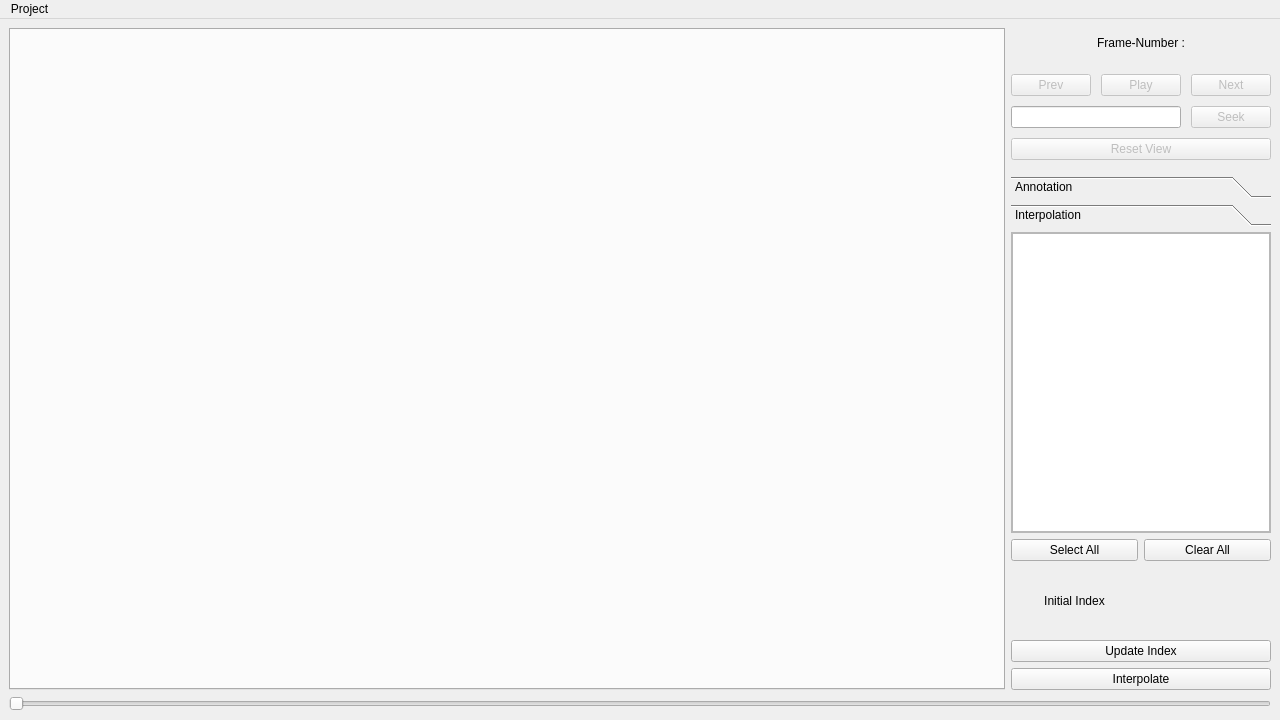
mahir1010/MuSeqPose, file Resources/main.ui: the form before one commit.
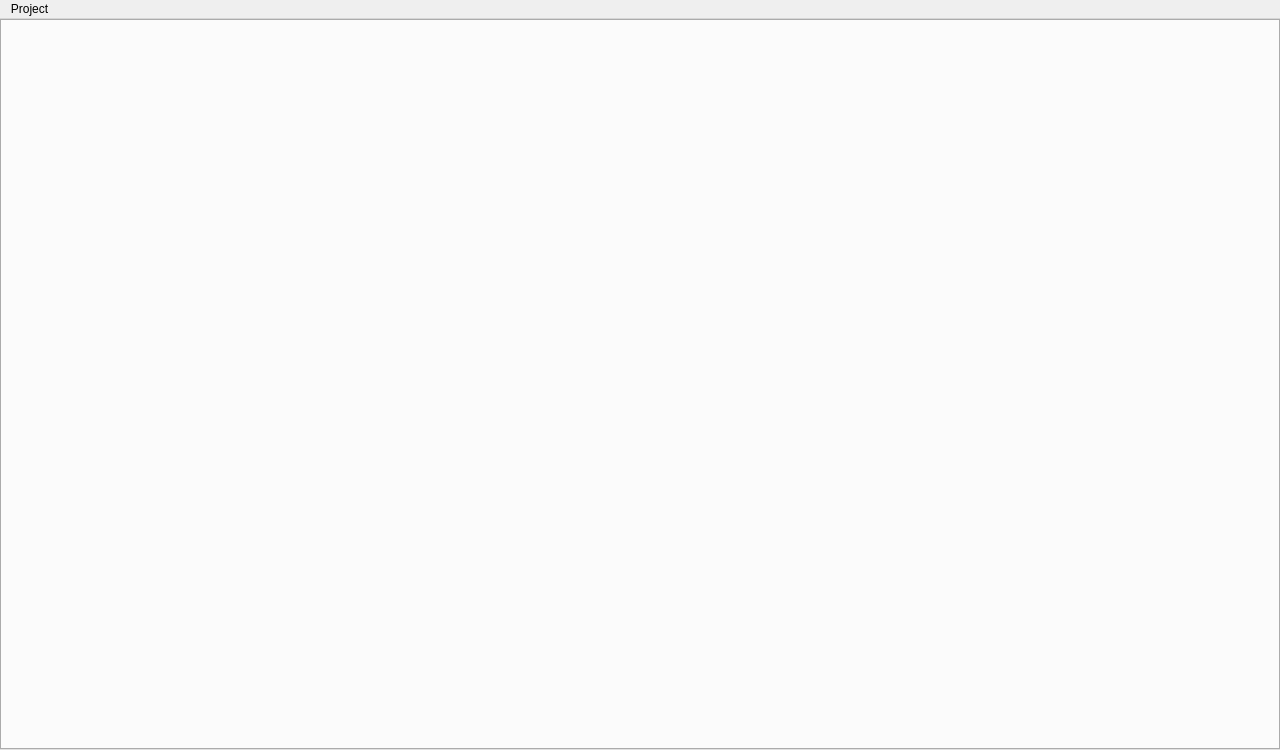
The form after the commit. The open tabs and pages were chosen to show the change.

Patch:
```diff
--- a/Resources/main.ui
+++ b/Resources/main.ui
@@ -8,404 +8,35 @@
     <x>0</x>
     <y>0</y>
     <width>1280</width>
-    <height>720</height>
+    <height>750</height>
    </rect>
   </property>
   <property name="windowTitle">
    <string>MainWindow</string>
   </property>
   <widget class="QWidget" name="centralwidget">
-   <layout class="QGridLayout" name="gridLayout_3" columnstretch="5,0">
-    <item row="1" column="1">
-     <layout class="QVBoxLayout" name="verticalLayout_3" stretch="0,0,0">
-      <property name="topMargin">
-       <number>0</number>
-      </property>
-      <property name="bottomMargin">
-       <number>0</number>
-      </property>
-      <item>
-       <widget class="QLabel" name="frameNumber">
-        <property name="minimumSize">
-         <size>
-          <width>0</width>
-          <height>30</height>
-         </size>
-        </property>
-        <property name="text">
-         <string>Frame-Number :</string>
-        </property>
-        <property name="alignment">
-         <set>Qt::AlignCenter</set>
-        </property>
-       </widget>
-      </item>
-      <item>
-       <layout class="QGridLayout" name="gridLayout" rowstretch="0,0,0,0,0">
-        <property name="sizeConstraint">
-         <enum>QLayout::SetFixedSize</enum>
-        </property>
-        <property name="topMargin">
-         <number>10</number>
-        </property>
-        <property name="bottomMargin">
-         <number>10</number>
-        </property>
-        <property name="spacing">
-         <number>10</number>
-        </property>
-        <item row="3" column="2">
-         <widget class="QPushButton" name="seekButton">
-          <property name="enabled">
-           <bool>false</bool>
-          </property>
-          <property name="minimumSize">
-           <size>
-            <width>80</width>
-            <height>0</height>
-           </size>
-          </property>
-          <property name="maximumSize">
-           <size>
-            <width>80</width>
-            <height>16777215</height>
-           </size>
-          </property>
-          <property name="text">
-           <string>Seek</string>
-          </property>
-         </widget>
-        </item>
-        <item row="2" column="2">
-         <widget class="QPushButton" name="nextFrameButton">
-          <property name="enabled">
-           <bool>false</bool>
-          </property>
-          <property name="minimumSize">
-           <size>
-            <width>80</width>
-            <height>0</height>
-           </size>
-          </property>
-          <property name="maximumSize">
-           <size>
-            <width>80</width>
-            <height>16777215</height>
-           </size>
-          </property>
-          <property name="text">
-           <string>Next</string>
-          </property>
-          <property name="shortcut">
-           <string>Right</string>
-          </property>
-         </widget>
-        </item>
-        <item row="4" column="0" colspan="3">
-         <widget class="QPushButton" name="resetViewButton">
-          <property name="enabled">
-           <bool>false</bool>
-          </property>
-          <property name="text">
-           <string>Reset View</string>
-          </property>
-         </widget>
-        </item>
-        <item row="2" column="0">
-         <widget class="QPushButton" name="prevFrameButton">
-          <property name="enabled">
-           <bool>false</bool>
-          </property>
-          <property name="minimumSize">
-           <size>
-            <width>80</width>
-            <height>0</height>
-           </size>
-          </property>
-          <property name="maximumSize">
-           <size>
-            <width>80</width>
-            <height>16777215</height>
-           </size>
-          </property>
-          <property name="text">
-           <string>Prev</string>
-          </property>
-          <property name="shortcut">
-           <string>Left</string>
-          </property>
-         </widget>
-        </item>
-        <item row="3" column="0" colspan="2">
-         <widget class="QLineEdit" name="seekValue">
-          <property name="sizePolicy">
-           <sizepolicy hsizetype="Minimum" vsizetype="Fixed">
-            <horstretch>0</horstretch>
-            <verstretch>0</verstretch>
-           </sizepolicy>
-          </property>
-          <property name="minimumSize">
-           <size>
-            <width>0</width>
-            <height>0</height>
-           </size>
-          </property>
-          <property name="maximumSize">
-           <size>
-            <width>16777215</width>
-            <height>16777215</height>
-           </size>
-          </property>
-          <property name="inputMask">
-           <string>999999999999999999999999999999</string>
-          </property>
-          <property name="maxLength">
-           <number>30</number>
-          </property>
-          <property name="alignment">
-           <set>Qt::AlignCenter</set>
-          </property>
-         </widget>
-        </item>
-        <item row="2" column="1">
-         <widget class="QPushButton" name="playPauseButton">
-          <property name="enabled">
-           <bool>false</bool>
-          </property>
-          <property name="text">
-           <string>Play</string>
-          </property>
-         </widget>
-        </item>
-       </layout>
-      </item>
-      <item>
-       <widget class="QToolBox" name="toolBox">
-        <property name="minimumSize">
-         <size>
-          <width>200</width>
-          <height>0</height>
-         </size>
-        </property>
-        <property name="currentIndex">
-         <number>0</number>
-        </property>
-        <property name="tabSpacing">
-         <number>6</number>
-        </property>
-        <widget class="QWidget" name="page">
-         <property name="geometry">
-          <rect>
-           <x>0</x>
-           <y>0</y>
-           <width>266</width>
-           <height>402</height>
-          </rect>
-         </property>
-         <attribute name="label">
-          <string>Annotation</string>
-         </attribute>
-         <layout class="QVBoxLayout" name="verticalLayout_2">
-          <property name="leftMargin">
-           <number>0</number>
-          </property>
-          <property name="topMargin">
-           <number>0</number>
-          </property>
-          <property name="rightMargin">
-           <number>0</number>
-          </property>
-          <property name="bottomMargin">
-           <number>0</number>
-          </property>
-          <item>
-           <layout class="QVBoxLayout" name="verticalLayout_4" stretch="0,0,0">
-            <item>
-             <widget class="QScrollArea" name="scrollArea_2">
-              <property name="widgetResizable">
-               <bool>true</bool>
-              </property>
-              <widget class="QWidget" name="scrollAreaWidgetContents">
-               <property name="geometry">
-                <rect>
-                 <x>0</x>
-                 <y>0</y>
-                 <width>260</width>
-                 <height>188</height>
-                </rect>
-               </property>
-               <layout class="QVBoxLayout" name="verticalLayout_7">
-                <item>
-                 <layout class="QVBoxLayout" name="keyPointList">
-                  <property name="spacing">
-                   <number>0</number>
-                  </property>
-                 </layout>
-                </item>
-               </layout>
-              </widget>
-             </widget>
-            </item>
-            <item>
-             <spacer name="horizontalSpacer">
-              <property name="orientation">
-               <enum>Qt::Horizontal</enum>
-              </property>
-              <property name="sizeHint" stdset="0">
-               <size>
-                <width>40</width>
-                <height>5</height>
-               </size>
-              </property>
-             </spacer>
-            </item>
-            <item>
-             <widget class="QScrollArea" name="scrollArea_3">
-              <property name="widgetResizable">
-               <bool>true</bool>
-              </property>
-              <widget class="QWidget" name="scrollAreaWidgetContents_2">
-               <property name="geometry">
-                <rect>
-                 <x>0</x>
-                 <y>0</y>
-                 <width>260</width>
-                 <height>187</height>
-                </rect>
-               </property>
-               <layout class="QVBoxLayout" name="verticalLayout_8">
-                <item>
-                 <layout class="QVBoxLayout" name="activityList">
-                  <property name="spacing">
-                   <number>0</number>
-                  </property>
-                 </layout>
-                </item>
-               </layout>
-              </widget>
-             </widget>
-            </item>
-           </layout>
-          </item>
-         </layout>
-        </widget>
-        <widget class="QWidget" name="page_2">
-         <property name="geometry">
-          <rect>
-           <x>0</x>
-           <y>0</y>
-           <width>266</width>
-           <height>402</height>
-          </rect>
-         </property>
-         <attribute name="label">
-          <string>Interpolation</string>
-         </attribute>
-         <layout class="QVBoxLayout" name="verticalLayout_5" stretch="2,1">
-          <property name="leftMargin">
-           <number>0</number>
-          </property>
-          <property name="topMargin">
-           <number>0</number>
-          </property>
-          <property name="rightMargin">
-           <number>0</number>
-          </property>
-          <property name="bottomMargin">
-           <number>0</number>
-          </property>
-          <item>
-           <widget class="QScrollArea" name="scrollArea">
-            <property name="widgetResizable">
-             <bool>true</bool>
-            </property>
-            <widget class="QWidget" name="interpolationList">
-             <property name="geometry">
-              <rect>
-               <x>0</x>
-               <y>0</y>
-               <width>262</width>
-               <height>252</height>
-              </rect>
-             </property>
-             <layout class="QVBoxLayout" name="verticalLayout_6">
-              <property name="leftMargin">
-               <number>0</number>
-              </property>
-              <property name="topMargin">
-               <number>0</number>
-              </property>
-              <property name="rightMargin">
-               <number>0</number>
-              </property>
-              <property name="bottomMargin">
-               <number>0</number>
-              </property>
-              <item>
-               <widget class="QListWidget" name="interpKeypointList"/>
-              </item>
-             </layout>
-            </widget>
-           </widget>
-          </item>
-          <item>
-           <layout class="QGridLayout" name="gridLayout_2">
-            <item row="3" column="0" colspan="2">
-             <widget class="QPushButton" name="interpolateButton">
-              <property name="text">
-               <string>Interpolate</string>
-              </property>
-             </widget>
-            </item>
-            <item row="1" column="0">
-             <widget class="QLabel" name="label">
-              <property name="text">
-               <string>Initial Index</string>
-              </property>
-              <property name="alignment">
-               <set>Qt::AlignCenter</set>
-              </property>
-             </widget>
-            </item>
-            <item row="1" column="1">
-             <widget class="QLabel" name="interpInitialIndex">
-              <property name="text">
-               <string/>
-              </property>
-              <property name="alignment">
-               <set>Qt::AlignCenter</set>
-              </property>
-             </widget>
-            </item>
-            <item row="2" column="0" colspan="2">
-             <widget class="QPushButton" name="interpSetCurrentIndex">
-              <property name="text">
-               <string>Update Index</string>
-              </property>
-             </widget>
-            </item>
-            <item row="0" column="0">
-             <widget class="QPushButton" name="interpSelectAllButton">
-              <property name="text">
-               <string>Select All</string>
-              </property>
-             </widget>
-            </item>
-            <item row="0" column="1">
-             <widget class="QPushButton" name="interpClearAllButton">
-              <property name="text">
-               <string>Clear All</string>
-              </property>
-             </widget>
-            </item>
-           </layout>
-          </item>
-         </layout>
-        </widget>
-       </widget>
-      </item>
-     </layout>
-    </item>
+   <property name="minimumSize">
+    <size>
+     <width>1280</width>
+     <height>720</height>
+    </size>
+   </property>
+   <layout class="QGridLayout" name="gridLayout_3" columnstretch="5">
+    <property name="leftMargin">
+     <number>0</number>
+    </property>
+    <property name="topMargin">
+     <number>0</number>
+    </property>
+    <property name="rightMargin">
+     <number>0</number>
+    </property>
+    <property name="bottomMargin">
+     <number>0</number>
+    </property>
+    <property name="spacing">
+     <number>0</number>
+    </property>
     <item row="1" column="0">
      <layout class="QVBoxLayout" name="verticalLayout" stretch="0">
       <item>
@@ -417,13 +48,6 @@
       </item>
      </layout>
     </item>
-    <item row="2" column="0" colspan="2">
-     <widget class="QSlider" name="seekBar">
-      <property name="orientation">
-       <enum>Qt::Horizontal</enum>
-      </property>
-     </widget>
-    </item>
    </layout>
   </widget>
   <widget class="QMenuBar" name="menubar">
```
